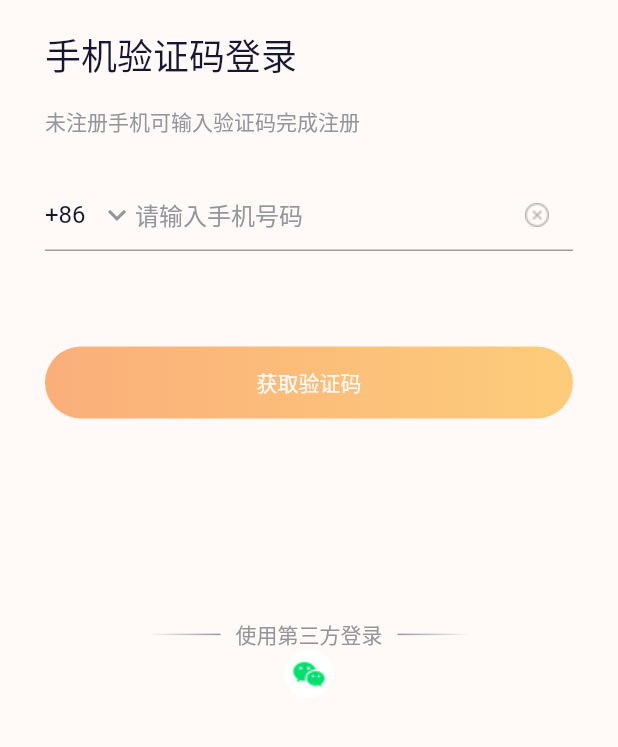
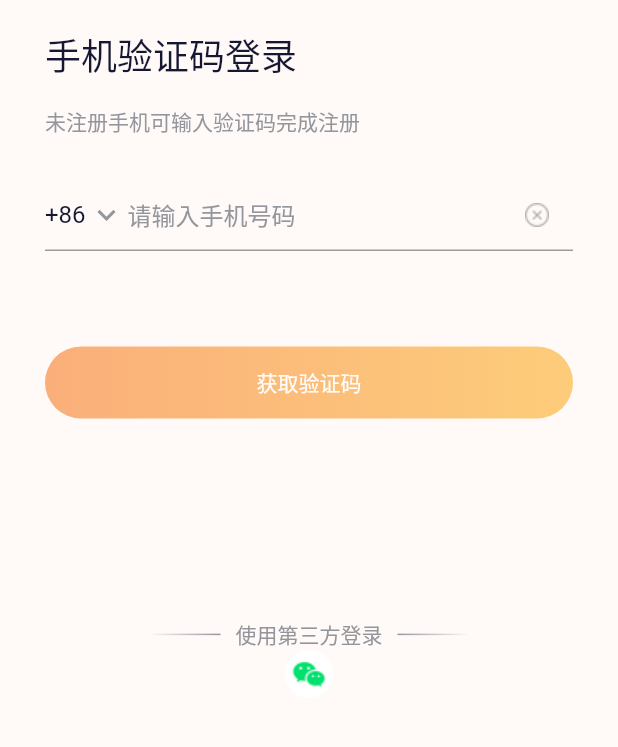
Before and after one commit to TalkMu/xiaowu, a Flutter app: the screen it shows after launch, on a phone screen of 412 x 824 dp, the part 284-1031 px from its top. Run offline on Flutter 3.47's test engine with Material 2 defaults, Android fonts, the phone set to English and light mode, and no system bars; our stand-ins replace flutter_screenutil.

Commit message:
完成登录页面

```diff
--- a/lib/page/login/LoginPage.dart
+++ b/lib/page/login/LoginPage.dart
@@ -70,7 +70,7 @@ class _LoginPageState extends State<LoginPage> {
                   ),
                 ),
                 Container(
-                  margin: EdgeInsets.only(left: 9),
+                  margin: EdgeInsets.only(left: 2,right: 2),
                   child: Icon(
                     Icons.keyboard_arrow_down_sharp,
                     color: ColorUtil.fromHex("#94969E"),
```
